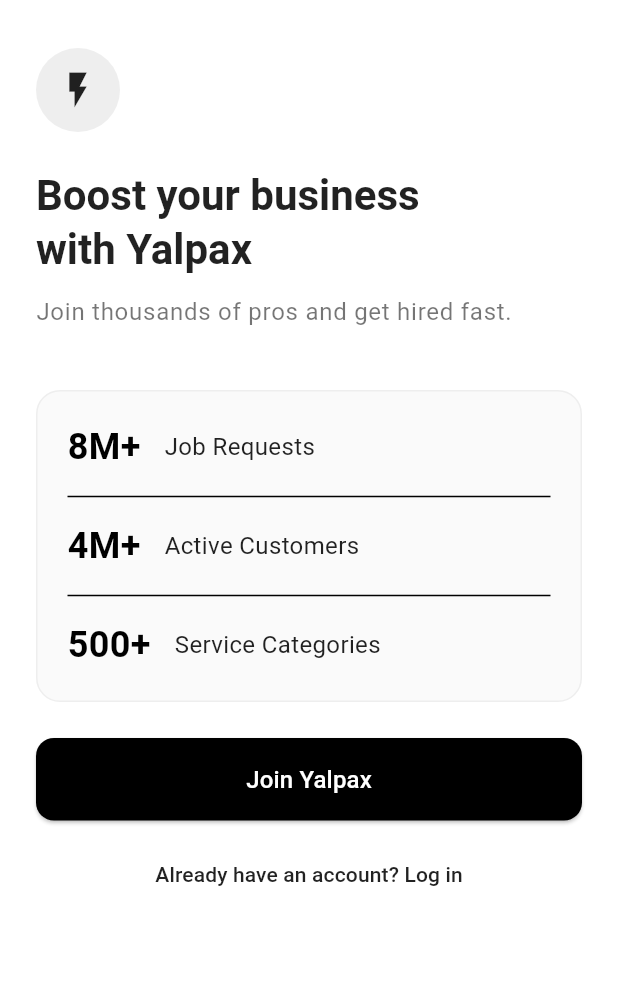
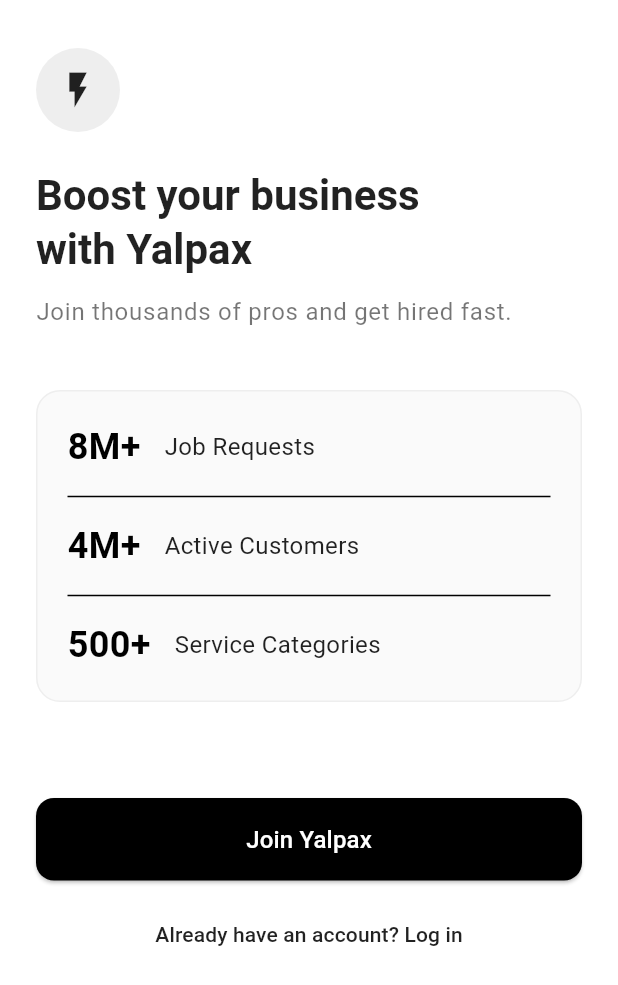
Before and after one commit to Lead-Generation-Market-Place/yalpax_pro, a Flutter app: the InitialView screen opened by its route, on a phone screen of 412 x 824 dp. Shown: the top 985 px of the screen. Run offline on Flutter 3.47's test engine with Material 3 defaults, Android fonts, the phone set to English and light mode, and no system bars; our stand-ins replace device_info_plus, fluttertoast, get, google_sign_in, image_picker, logger and 4 more; accounts and stored records are empty; project files that could hold a hidden picture were left out.

Commit message:
fixed initial view

```diff
--- a/lib/feature/initial_page/views/initial_view.dart
+++ b/lib/feature/initial_page/views/initial_view.dart
@@ -76,7 +76,7 @@
               ),
             ),
 
-            const Spacer(),
+            const SizedBox(height: 40),
 
             // CTA Buttons
             Padding(
```
